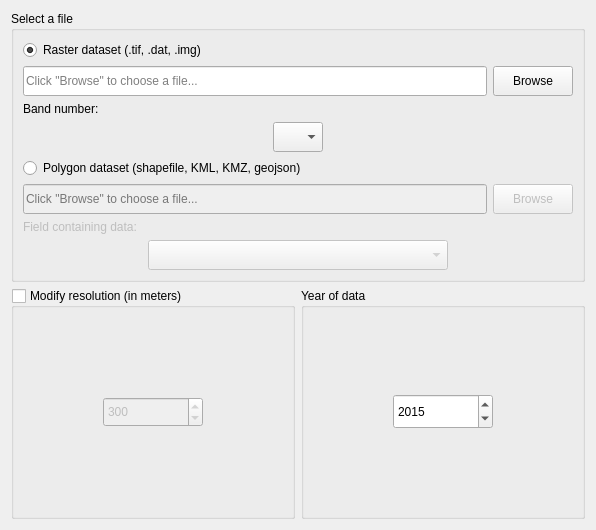
Above: LDMP/gui/WidgetDataIOImportSelectFileInput.ui from ConservationInternational/trends.earth before the change. Below: the same form after it.
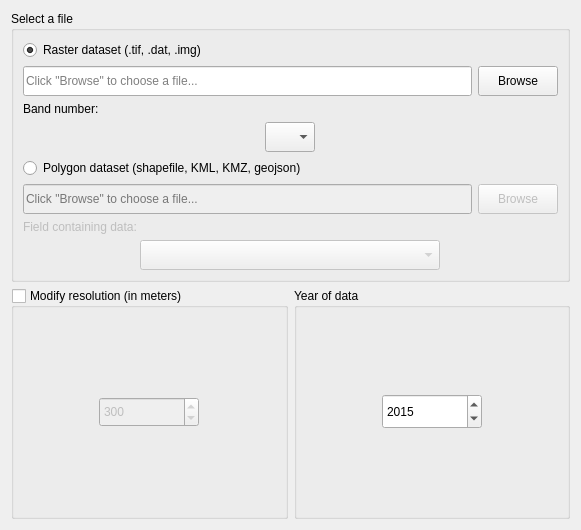
That is the form after the change.

The edit to the form file:
```diff
--- a/LDMP/gui/WidgetDataIOImportSelectFileInput.ui
+++ b/LDMP/gui/WidgetDataIOImportSelectFileInput.ui
@@ -6,7 +6,7 @@
    <rect>
     <x>0</x>
     <y>0</y>
-    <width>596</width>
+    <width>581</width>
     <height>530</height>
    </rect>
   </property>
```
